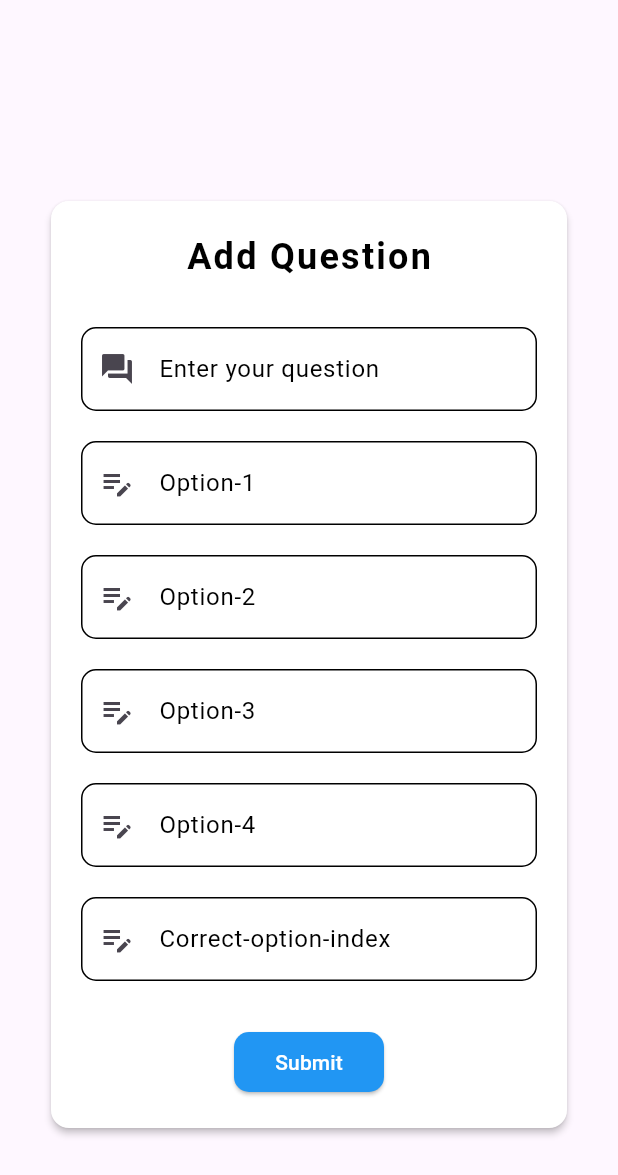
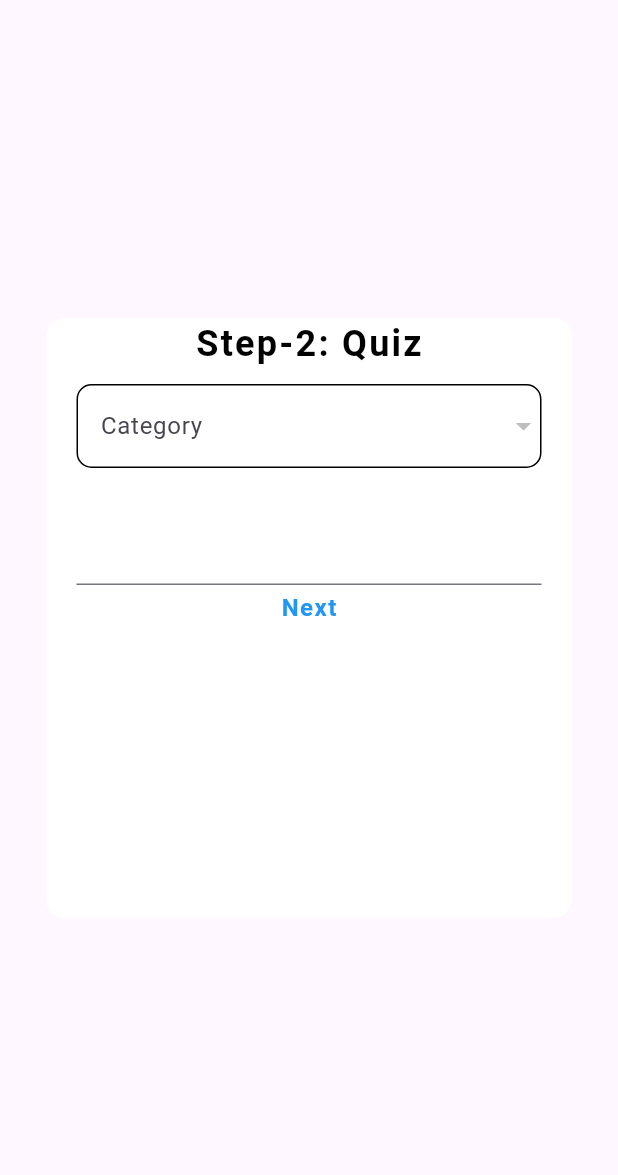
Before and after one commit to SmitPatel143/FlutterProject, a Flutter app: the screen it shows after launch, on a phone screen of 412 x 824 dp. Shown: the top 1175 px of the screen. Run offline on Flutter 3.47's test engine with Material 3 defaults, Android fonts, the phone set to English and light mode, and no system bars; our stand-ins replace dio, fluttertoast, get, loading_animation_widget, sqflite; accounts and stored records are empty.

Commit message:
Started to make quiz

```diff
--- /dev/null
+++ b/lib/core/models/category.dart
@@ -0,0 +1,17 @@
+class Category {
+  String name;
+
+  Category.name(this.name);
+
+  Map<String, dynamic> toMap() {
+    return {
+      'name': name,
+    };
+  }
+
+  factory Category.fromMap(Map<String, dynamic> map) {
+    return Category.name(
+      map['name'],
+    );
+  }
+}
--- /dev/null
+++ b/lib/core/models/quiz.dart
@@ -0,0 +1,14 @@
+class Quiz {
+  final int categoryId;
+  final String name;
+  final DateTime timeLimit;
+  final int noOfQuestions;
+
+  Quiz(
+      {required this.categoryId,
+      required this.name,
+      required this.timeLimit,
+      required this.noOfQuestions}
+      );
+
+}
--- /dev/null
+++ b/lib/core/services/category_service.dart
@@ -0,0 +1,83 @@
+import 'package:flutter_project/core/models/category.dart';
+import 'package:sqflite/sqflite.dart';
+import 'package:path/path.dart' as path;
+
+class CategoryService {
+  static CategoryService? _instance;
+  static Database? _database;
+
+  CategoryService._();
+
+  static Future<CategoryService> getInstance() async {
+    if (_instance == null) {
+      _instance = CategoryService._();
+      _database = await _openDatabase();
+    }
+    return _instance!;
+  }
+
+  Future<Database> get _getDatabase async {
+    return _database ??= await _openDatabase();
+  }
+
+  static Future<Database> _openDatabase() async {
+    try {
+      final dbPath = await getDatabasesPath();
+      final pathToDatabase = path.join(dbPath, 'my_database2.db');
+
+      return await openDatabase(
+        pathToDatabase,
+        version: 2,
+        onCreate: _onCreate,
+      );
+    } catch (error) {
+      throw Exception('Failed to open database: $error');
+    }
+  }
+
+  static Future<void> _onCreate(Database db, int version) async {
+    await db.execute('''
+      CREATE TABLE Category (
+        id INTEGER PRIMARY KEY,
+        name TEXT UNIQUE
+      )
+    ''');
+  }
+
+  Future<int> insertCategory(Category category) async {
+    try {
+      final db = await _getDatabase;
+      return await _database!.transaction((txn) async {
+        return await txn.insert("Category", category.toMap());
+      });
+    } on DatabaseException catch (error) {
+      if (error.isUniqueConstraintError()) {
+        throw Exception("Category already exists with this name");
+      }
+      throw Exception("Failed to insert the category");
+    } catch (error) {
+      throw Exception("Failed to insert the category");
+    }
+  }
+
+  Future<List<Category>> getAllCategories() async {
+    try {
+      final db = await _getDatabase;
+      final List<Map<String, dynamic>> maps = await db.query('Category');
+
+      return List.generate(
+        maps.length,
+        (index) => Category.fromMap(maps[index]),
+      );
+    } catch (error) {
+      throw Exception('Failed to get categories: ${error.toString()}');
+    }
+  }
+
+  Future<void> close() async {
+    final db = await _getDatabase;
+    await db.close();
+    _database = null;
+    _instance = null;
+  }
+}
--- /dev/null
+++ b/lib/core/views/quiz.dart
@@ -0,0 +1,135 @@
+import 'package:flutter/cupertino.dart';
+import "package:flutter/material.dart";
+import "package:flutter_project/core/controllers/category_controller.dart";
+import "package:get/get.dart";
+import 'package:loading_animation_widget/loading_animation_widget.dart';
+
+class Quiz extends StatelessWidget {
+  // final CategoryController categoryController = Get.put(CategoryController());
+  ValueNotifier<bool> isLoading = ValueNotifier(false);
+  final GlobalKey<FormState> _formKey = GlobalKey<FormState>();
+
+  Quiz({super.key}) {
+    // Future.delayed(const Duration(milliseconds: 3000), () async {
+    //   _loadInitialData();
+    // });
+  }
+
+  void _loadInitialData() async {
+    try {
+      // isLoading.value = true;
+      // categoryController.availableCategory;
+    } finally {
+      // isLoading.value = false;
+    }
+  }
+
+  @override
+  Widget build(BuildContext context) {
+    return ValueListenableBuilder<bool>(
+        valueListenable: isLoading,
+        builder: (context, value, child) {
+          return Scaffold(
+            body: value
+                ? Center(
+                    child: LoadingAnimationWidget.staggeredDotsWave(
+                      color: Colors.black,
+                      size: 50,
+                    ),
+                  )
+                : Center(
+                    child: Card(
+                    color: Colors.white,
+                    surfaceTintColor: Colors.white10,
+                    elevation: 0,
+                    child: Container(
+                        height: 400,
+                        width: 350,
+                        padding: const EdgeInsets.symmetric(vertical: 0, horizontal: 20),
+                        child: Form(
+                            key: _formKey,
+                            autovalidateMode:
+                                AutovalidateMode.onUserInteraction,
+                            child: Column(
+                              mainAxisAlignment: MainAxisAlignment.start,
+                              crossAxisAlignment: CrossAxisAlignment.center,
+                              children: [
+                                const Text(
+                                  "Step-2: Quiz",
+                                  style: TextStyle(
+                                    color: Colors.black,
+                                    fontSize: 24,
+                                    fontWeight: FontWeight.bold,
+                                    letterSpacing: 1.5,
+                                  ),
+                                ),
+                                const SizedBox(
+                                  height: 10,
+                                ),
+                                // Obx(() {
+                                //   isLoading = ValueNotifier(false);
+                                DropdownButtonFormField(
+                                  style: const TextStyle(color: Colors.black),
+                                  decoration: InputDecoration(
+                                      labelText: "Category",
+                                      enabledBorder: OutlineInputBorder(
+                                        borderRadius: BorderRadius.circular(10),
+                                        borderSide:
+                                            BorderSide(color: Colors.black),
+                                      ),
+                                      focusedBorder: OutlineInputBorder(
+                                        borderSide: BorderSide(
+                                            color: Colors.black, width: 1.5),
+                                        borderRadius: BorderRadius.circular(10),
+                                      ),
+                                      errorBorder: OutlineInputBorder(
+                                        borderRadius: BorderRadius.circular(10),
+                                        borderSide:
+                                            BorderSide(color: Colors.red),
+                                      ),
+                                      focusedErrorBorder: OutlineInputBorder(
+                                        borderRadius: BorderRadius.circular(10),
+                                        borderSide:
+                                            BorderSide(color: Colors.red),
+                                      )),
+                                  items: [],
+                                  onChanged: (value) {},
+                                  elevation: 0,
+                                ),
+                                // }),
+                                SizedBox(
+                                  height: 30,
+                                ),
+                                TextFormField(
+                                  style: TextStyle(color: Colors.black),
+                                ),
+                                SizedBox(
+                                    height: 30,
+                                    child: ElevatedButton(
+                                      onPressed: () {
+                                        if (_formKey.currentState!
+                                            .validate()) {}
+                                      },
+                                      style: ElevatedButton.styleFrom(
+                                        backgroundColor: Colors.transparent,
+                                        foregroundColor: Colors.blue,
+                                        shadowColor: Colors.transparent,
+                                        textStyle: const TextStyle(
+                                          fontSize: 16,
+                                          fontWeight: FontWeight.w600,
+                                          letterSpacing: 1,
+                                        ),
+                                        shape: RoundedRectangleBorder(
+                                          borderRadius:
+                                              BorderRadius.circular(30),
+                                        ),
+                                      ),
+                                      child: Text("Next"),
+                                    )),
+                              ],
+                            ))),
+                  )),
+          );
+        });
+  }
+}
--- a/lib/main.dart
+++ b/lib/main.dart
@@ -1,10 +1,16 @@
 import 'package:flutter/material.dart';
 import 'package:flutter_project/View/login.dart';
 import 'package:flutter_project/core/views/add_question.dart';
+import 'package:flutter_project/core/views/category.dart';
+import 'package:flutter_project/core/views/quiz.dart';
 import 'package:flutter_project/core/views/shopping_page.dart';
 import 'package:flutter_project/core/views/signup.dart';
 
-void main() {
+import 'core/services/category_service.dart';
+
+Future<void> main() async {
+
+
   runApp(const MyApp());
 }
 
@@ -20,7 +26,7 @@ class _MyAppState extends State<MyApp> {
   Widget build(BuildContext context) {
     return MaterialApp(
       debugShowCheckedModeBanner: false,
-      home: Scaffold(body: AddQuestions()
+      home: Scaffold(body: Quiz()
 
           // bottomNavigationBar: BottomNavBar(
           //   currentIndex: _selectedIndex,
--- a/pubspec.yaml
+++ b/pubspec.yaml
@@ -40,6 +40,8 @@ dependencies:
   http: ^1.3.0
   dio: ^5.7.0
   sqflite: ^2.4.1
+  loading_animation_widget: ^1.3.0
+
 
 dev_dependencies:
   flutter_test:
```
Also changed, not shown: lib/core/controllers/category_controller.dart (added, +30 -0 lines), lib/core/services/question_service.dart (+1 -17 lines), lib/core/views/category.dart (added, +159 -0 lines), lib/View/category_add.dart (added), lib/core/views/Card.dart (deleted), pubspec.lock, 1 other file.
